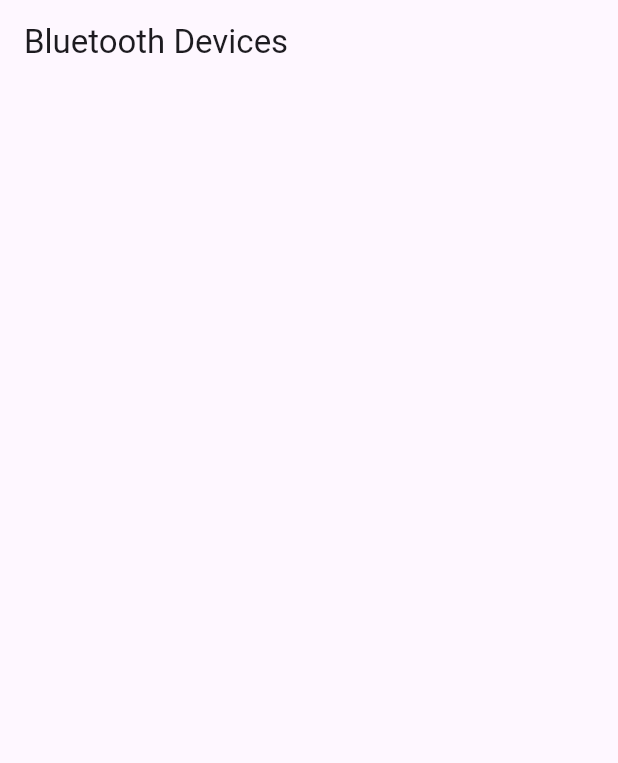
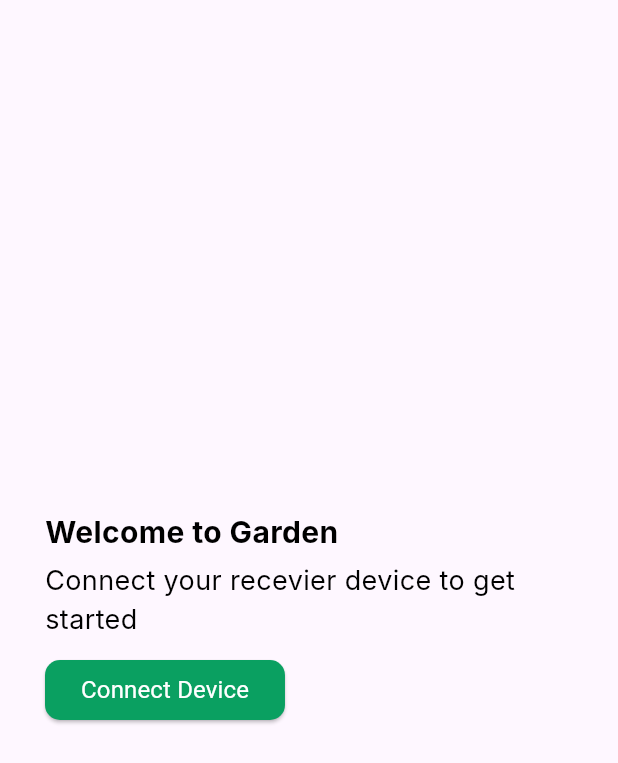
Before and after one commit to Apoc-Gardens/Apocalypes-mobile-app, a Flutter app: the screen it shows after launch, on a phone screen of 412 x 824 dp. Shown: the top 763 px of the screen. Run offline on Flutter 3.47's test engine with Material 3 defaults, Android fonts, the phone set to English and light mode, and no system bars; our stand-ins replace flutter_blue_plus; Roboto replaces fonts that are missing (Inter).

Commit message:
coded the landing page according to nasal's design

```diff
--- a/lib/main.dart
+++ b/lib/main.dart
@@ -1,5 +1,6 @@
 import 'package:flutter/material.dart';
 import 'package:mybluetoothapp/pages/scan_devices.dart';
+import 'package:mybluetoothapp/pages/landing_page.dart';
 
 void main() => runApp(MyApp());
 
@@ -11,7 +12,7 @@ class MyApp extends StatelessWidget {
       theme: ThemeData(
         primarySwatch: Colors.blue,
       ),
-      home: MyHomePage(),
+      home: Welcome(),
     );
   }
 }
--- /dev/null
+++ b/lib/pages/landing_page.dart
@@ -0,0 +1,56 @@
+import 'package:flutter/cupertino.dart';
+import 'package:flutter/material.dart';
+
+class Welcome extends StatelessWidget {
+  const Welcome({super.key});
+
+  @override
+  Widget build(BuildContext context) {
+    return Scaffold(
+      body: Padding(
+        padding: const EdgeInsets.all(30),
+        child: Column(
+          crossAxisAlignment: CrossAxisAlignment.start,
+          mainAxisAlignment: MainAxisAlignment.center,
+          children: [
+            const Text('Welcome to Garden',
+              style: TextStyle(
+                fontFamily: "Inter",
+                fontSize: 20,
+                color: Colors.black,
+                fontWeight: FontWeight.bold
+              ),
+            ),
+            SizedBox(height: 5,),
+            const Text('Connect your recevier device to get started',
+            style: TextStyle(
+                fontFamily: "Inter",
+                fontSize: 18,
+                color: Colors.black,
+                fontWeight: FontWeight.normal
+              ),
+            ),
+            SizedBox(height: 10,),
+            ElevatedButton(
+              onPressed: () {
+                // Add your onPressed logic here
+              },
+              style: ElevatedButton.styleFrom(
+                shape: RoundedRectangleBorder(
+                  borderRadius: BorderRadius.circular(10.0), // Adjust the value as needed
+                ), backgroundColor: Color(0xFF0AA061), // Use your desired color value
+              ),
+              child: const Text('Connect Device',
+                style: TextStyle(
+                  color: Colors.white,
+                  fontSize: 16,
+                  fontWeight: FontWeight.normal
+                ),
+              ),
+            )
+          ],
+        ),
+      )
+    );
+  }
+}
```
